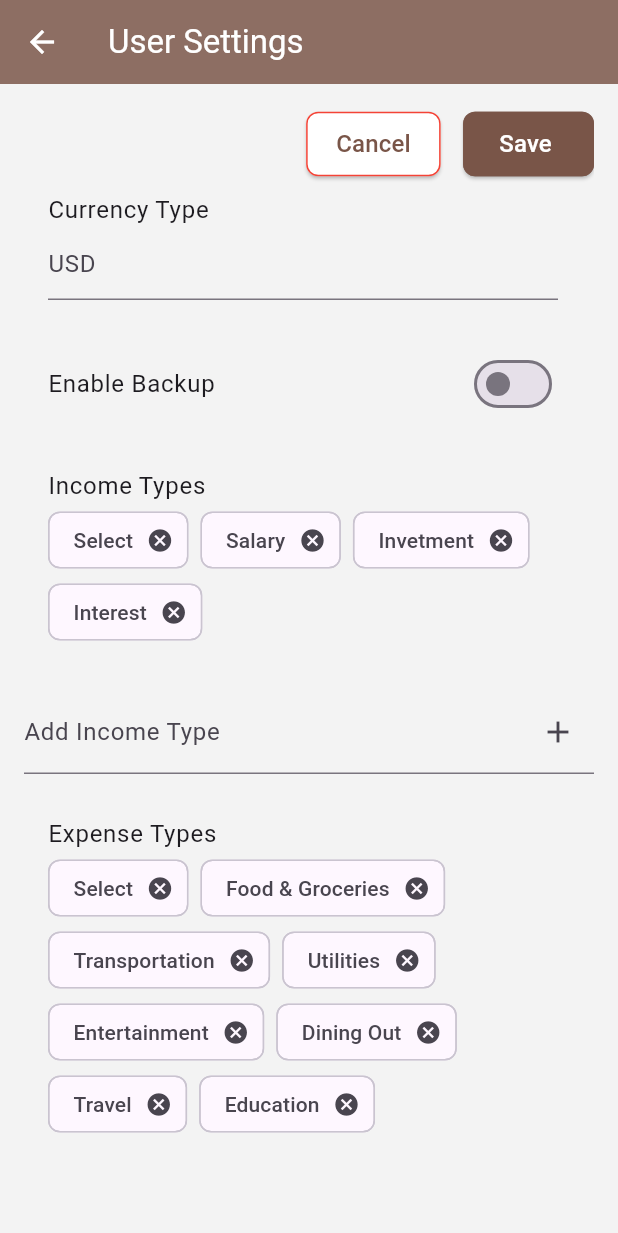
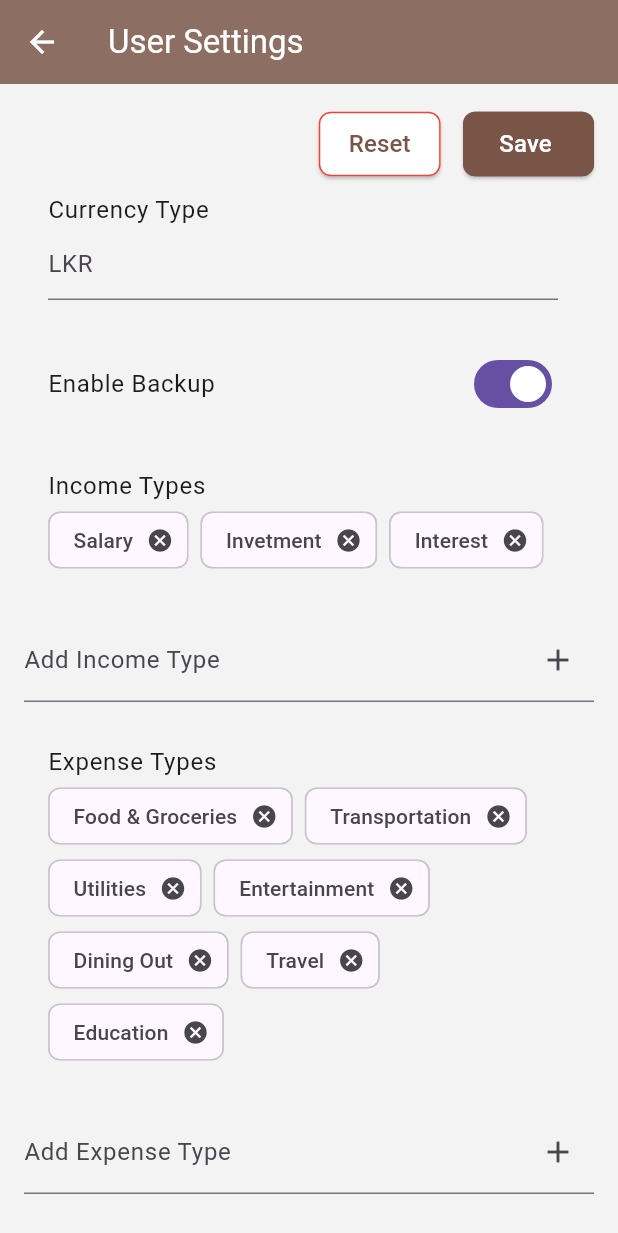
Before and after one commit to sliit-app-innovator/spend-wise, a Flutter app: the UserSettingsPage screen opened directly, on a phone screen of 412 x 824 dp. Shown: the top 1233 px of the screen. Run offline on Flutter 3.47's test engine with Material 3 defaults, Android fonts, the phone set to English and light mode, and no system bars; our stand-ins replace cloud_firestore, firebase_core, image_picker, shared_preferences, sqflite; missing offline and left inert: dart:ffi, workmanager; accounts and stored records are empty.

Commit message:
store and override defult config with user customize setting s

```diff
--- a/lib/pages/add_transaction_page.dart
+++ b/lib/pages/add_transaction_page.dart
@@ -25,8 +25,8 @@ class _AddExpensesPage extends State<AddTransactionPage> {
   String _selectedType = 'Select'; // Default type
   String _selectedSourceType = 'Select'; // Default type
   List<String> _selectedSourceTypes = [];
-  List<String> incomeSourceType = SessionContext().incomeSourceType;
-  List<String> expenseSourceType = SessionContext().expenseSourceType;
+  List<String> incomeSourceType = SessionContext().getIncomeTypes();
+  List<String> expenseSourceType = SessionContext().getExpendTypes();
   String _description = '';
   double _amount = 0.0;
   File? _imageFile;
--- a/lib/pages/home_page.dart
+++ b/lib/pages/home_page.dart
@@ -48,7 +48,7 @@ class _HomePageState extends State<HomePage> {
             double totalExp = 0;
             double totalInc = 0;
             double balance = 0;
-            String currency = "LKR";
+            String currency = SessionContext().getCurrency();
 
             for (int i = 0; i < summary.trasactions.length && i < 10; i++) {
               recentTxns.add(transactionItem(summary.trasactions[i].source, summary.trasactions[i].txnTime, summary.trasactions[i].amount,
--- a/lib/pages/settings.dart
+++ b/lib/pages/settings.dart
@@ -1,5 +1,7 @@
 import 'package:flutter/material.dart';
-import 'package:spend_wise/session/session_context.dart'; //SettingsPage
+import 'package:spend_wise/dto/user%20configs.dart';
+import 'package:spend_wise/model/user_configs_repository.dart';
+import 'package:spend_wise/session/session_context.dart';
 
 class SettingsPage extends StatefulWidget {
   const SettingsPage({super.key});
@@ -28,14 +30,14 @@ class UserSettingsPage extends StatefulWidget {
 }
 
 class _UserSettingsPageState extends State<UserSettingsPage> {
-  String _currencyType = SessionContext().currencyType;
-  bool _enableBackup = false;
-  List<String> _incomeTypes = SessionContext().incomeSourceType;
-  List<String> _expenseTypes = SessionContext().expenseSourceType;
-  final List<String> _availableCurrencies = ['USD', 'EUR', 'GBP', 'INR'];
+  String _currencyType = SessionContext().getCurrency();
+  bool _enableBackup = SessionContext().useBackup();
+  final List<String> _incomeTypes = SessionContext().getIncomeTypes();
+  final List<String> _expenseTypes = SessionContext().getExpendTypes();
   final TextEditingController _incomeTypeController = TextEditingController();
   final TextEditingController _expenseTypeController = TextEditingController();
   final TextEditingController _currencyController = TextEditingController();
+  UserConfigsRepository userConfRepository = UserConfigsRepository();
 
   @override
   Widget build(BuildContext context) {
@@ -65,9 +67,7 @@ class _UserSettingsPageState extends State<UserSettingsPage> {
                   mainAxisAlignment: MainAxisAlignment.end,
                   children: [
                     ElevatedButton(
-                      onPressed: () {
-                        Navigator.pop(context);
-                      },
+                      onPressed: reset,
                       style: ElevatedButton.styleFrom(
                         backgroundColor: Colors.white,
                         foregroundColor: Colors.brown,
@@ -78,13 +78,13 @@ class _UserSettingsPageState extends State<UserSettingsPage> {
                         padding: const EdgeInsets.symmetric(horizontal: 20, vertical: 10), // Button padding
                       ),
                       child: const Text(
-                        'Cancel',
+                        'Reset',
                         style: TextStyle(color: Colors.brown, fontSize: 16), // Customize the font size if needed
                       ),
                     ),
                     const SizedBox(width: 15),
                     ElevatedButton(
-                      onPressed: () {},
+                      onPressed: saveUserSettings,
                       style: ElevatedButton.styleFrom(
                         backgroundColor: Colors.brown,
                         foregroundColor: Colors.white,
@@ -203,4 +203,35 @@ class _UserSettingsPageState extends State<UserSettingsPage> {
           ),
         ));
   }
+
+  void saveUserSettings() {
+    List<UserConfigs> configs = [];
+    // Set currecny
+    configs.add(UserConfigs(
+        userId: SessionContext().userData.username,
+        name: "currency",
+        value: _currencyController.text.isEmpty ? SessionContext().currencyType : _currencyController.text));
+    configs.add(UserConfigs(userId: SessionContext().userData.username, name: "useBackup", value: _enableBackup.toString()));
+    configs.add(UserConfigs(userId: SessionContext().userData.username, name: "incomeList", value: _incomeTypes.join(',')));
+    configs.add(UserConfigs(userId: SessionContext().userData.username, name: "expenseList", value: _expenseTypes.join(',')));
+    SessionContext().setUserConfigs(userConfigs: configs);
+    userConfRepository.insertConfigs(configs);
+  }
+
+  void reset() {
+    List<UserConfigs> configs = [];
+
+    /* configs.add(UserConfigs(username: SessionContext().userData.username, name: "currency", value: SessionContext().currencyType));
+    configs.add(
+        UserConfigs(username: SessionContext().userData.username, name: "useBackup", value: SessionContext().enableCloudBackup.toString()));
+    configs.add(
+        UserConfigs(username: SessionContext().userData.username, name: "incomeList", value: SessionContext().incomeSourceType.join(',')));
+    configs.add(UserConfigs(
+        username: SessionContext().userData.username, name: "expenseList", value: SessionContext().expenseSourceType.join(',')));
+    SessionContext().setUserConfigs(userConfigs: configs);*/
+    SessionContext().reset(userConfigs: []);
+    print("Resetting too default setting" + SessionContext().getIncomeTypes().toString());
+    userConfRepository.deleteUserConfigs(SessionContext().userData.username);
+    Navigator.pop(context);
+  }
 }
--- a/lib/session/session_context.dart
+++ b/lib/session/session_context.dart
@@ -1,3 +1,6 @@
+import 'dart:ffi';
+
+import 'package:spend_wise/dto/user%20configs.dart';
 import 'package:spend_wise/dto/user.dart';
 
 class SessionContext {
@@ -8,9 +11,10 @@ class SessionContext {
       password: '',
       email: ''); // Make it nullable if you want to initialize it later
 
-  List<String> incomeSourceType = ['Select', 'Salary', 'Invetment', 'Interest'];
-  List<String> expenseSourceType = [
-    'Select',
+  List<UserConfigs> userConfigs = [];
+
+  final List<String> incomeSourceType = ['Salary', 'Invetment', 'Interest'];
+  final List<String> expenseSourceType = [
     'Food & Groceries',
     'Transportation',
     'Utilities',
@@ -20,8 +24,8 @@ class SessionContext {
     'Education'
   ];
 
-  String currencyType = 'USD';
-  bool enableCloudBackup = true;
+  final String currencyType = 'LKR';
+  final bool enableCloudBackup = true;
   // Private constructor
   SessionContext._privateConstructor();
 
@@ -38,7 +42,70 @@ class SessionContext {
     this.userData = userData; // Correct the parameter reference
   }
 
+  void setUserConfigs({required List<UserConfigs> userConfigs}) {
+    print("DEEEEEEEEEEEEEEEEEEEEEEEEEEEEEEWWWWWWWWWWWWWWWL" + userConfigs.toString());
+    this.userConfigs = userConfigs;
+  }
+
   bool expenseType(String source) {
     return expenseSourceType.contains(source);
   }
+
+  List<UserConfigs> getUserConfigs() {
+    return userConfigs;
+  }
+
+  List<String> getIncomeTypes() {
+    if (userConfigs.isEmpty) {
+      return incomeSourceType;
+    } else {
+      UserConfigs? targetConfig = userConfigs.firstWhere((config) => config.name == 'incomeList');
+
+      // If the record is found and the value is not null, split the value into a list
+      if (targetConfig.value.isNotEmpty) {
+        return targetConfig.value.split(',');
+      }
+
+      // Return an empty list if the record is not found or value is empty
+      return [];
+    }
+  }
+
+  List<String> getExpendTypes() {
+    if (userConfigs.isEmpty) {
+      return expenseSourceType;
+    } else {
+      UserConfigs? targetConfig = userConfigs.firstWhere((config) => config.name == 'expenseList');
+
+      // If the record is found and the value is not null, split the value into a list
+      if (targetConfig.value.isNotEmpty) {
+        return targetConfig.value.split(',');
+      }
+
+      // Return an empty list if the record is not found or value is empty
+      return [];
+    }
+  }
+
+  String getCurrency() {
+    if (userConfigs.isEmpty) {
+      return currencyType;
+    } else {
+      UserConfigs? targetConfig = userConfigs.firstWhere((config) => config.name == 'currency');
+      return targetConfig.value;
+    }
+  }
+
+  bool useBackup() {
+    if (userConfigs.isEmpty) {
+      return enableCloudBackup;
+    } else {
+      UserConfigs? targetConfig = userConfigs.firstWhere((config) => config.name == 'useBackup');
+      return targetConfig.value.toLowerCase() == 'true';
+    }
+  }
+
+  void reset({required List<UserConfigs> userConfigs}) {
+    userConfigs = [];
+  }
 }
```
Also changed, not shown: lib/dto/user configs.dart (+5 -9 lines), lib/main.dart (+7 -0 lines), lib/model/transaction_repository.dart (+11 -5 lines), lib/model/user_configs_repository.dart (+12 -26 lines).
